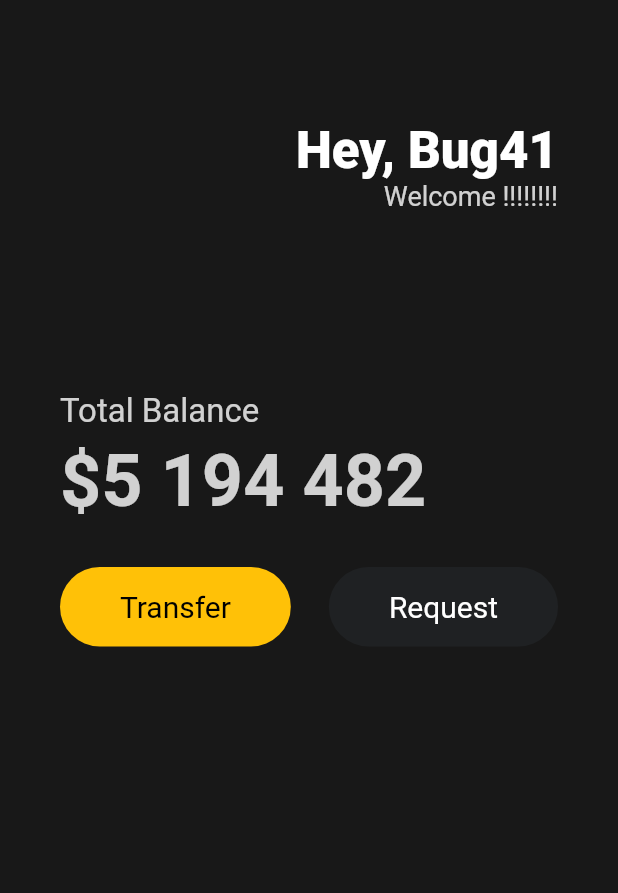
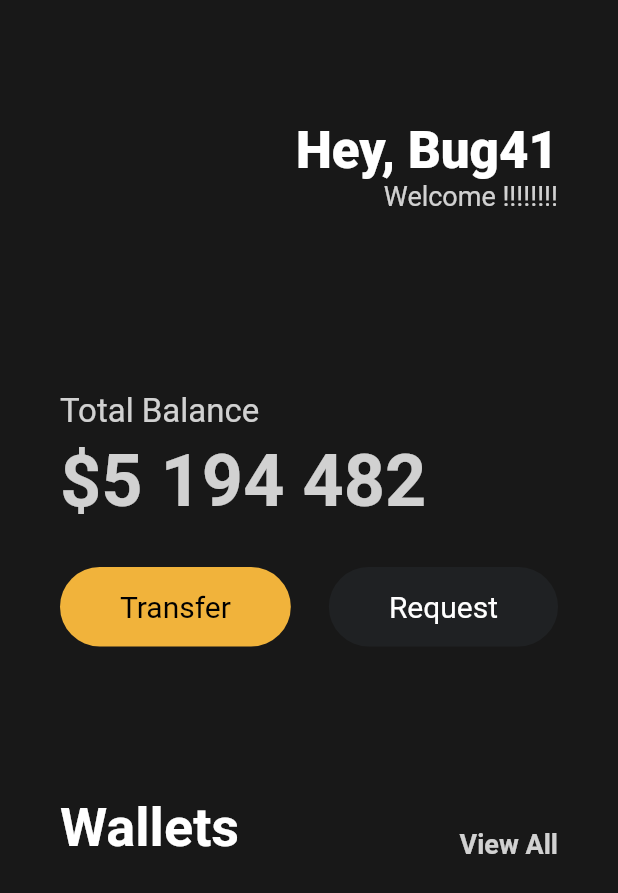
Before and after one commit to bug41/toonflix, a Flutter app: the screen it shows after launch, on a phone screen of 412 x 824 dp. Shown: the top 893 px of the screen. Run offline on Flutter 3.47's test engine with Material 2 defaults, Android fonts, the phone set to English and light mode, and no system bars.

Commit message:
crossAxisAlignment: CrossAxisAlignment.end,                 mainAxisAlignment: MainAxisAlignment.spaceBetween

```diff
--- a/lib/main.dart
+++ b/lib/main.dart
@@ -1,4 +1,5 @@
 import 'package:flutter/material.dart';
+import 'package:toonflix/widgets/Button.dart';
 
 void main() {
   runApp(const App());
@@ -77,43 +78,40 @@ class App extends StatelessWidget {
               ),
               Row(
                 mainAxisAlignment: MainAxisAlignment.spaceBetween,
-                children: [
-                  Container(
-                    decoration: BoxDecoration(
-                      color: Colors.amber,
-                      borderRadius: BorderRadius.circular(45),
-                    ),
-                    child: const Padding(
-                      padding: EdgeInsets.symmetric(
-                        vertical: 15,
-                        horizontal: 40,
-                      ),
-                      child: Text(
-                        'Transfer',
-                        style: TextStyle(
-                          fontSize: 20,
-                          color: Colors.black,
-                        ),
-                      ),
+                children: const [
+                  Button(
+                    text: 'Transfer',
+                    bgColor: Color(0xFFF1B33B),
+                    textColor: Colors.black,
+                  ),
+                  Button(
+                    text: 'Request',
+                    bgColor: Color(0xFF1F2123),
+                    textColor: Colors.white,
+                  ),
+                ],
+              ),
+              const SizedBox(
+                height: 100,
+              ),
+              Row(
+                crossAxisAlignment: CrossAxisAlignment.end,
+                mainAxisAlignment: MainAxisAlignment.spaceBetween,
+                children: const [
+                  Text(
+                    'Wallets',
+                    style: TextStyle(
+                      color: Colors.white,
+                      fontSize: 36,
+                      fontWeight: FontWeight.w600,
                     ),
                   ),
-                  Container(
-                    decoration: BoxDecoration(
-                      color: const Color(0xFF1F2123),
-                      borderRadius: BorderRadius.circular(45),
-                    ),
-                    child: const Padding(
-                      padding: EdgeInsets.symmetric(
-                        vertical: 15,
-                        horizontal: 40,
-                      ),
-                      child: Text(
-                        'Request',
-                        style: TextStyle(
-                          fontSize: 20,
-                          color: Colors.white,
-                        ),
-                      ),
+                  Text(
+                    'View All',
+                    style: TextStyle(
+                      color: Color.fromRGBO(255, 255, 255, 0.8),
+                      fontSize: 18,
+                      fontWeight: FontWeight.w600,
                     ),
                   ),
                 ],
```
